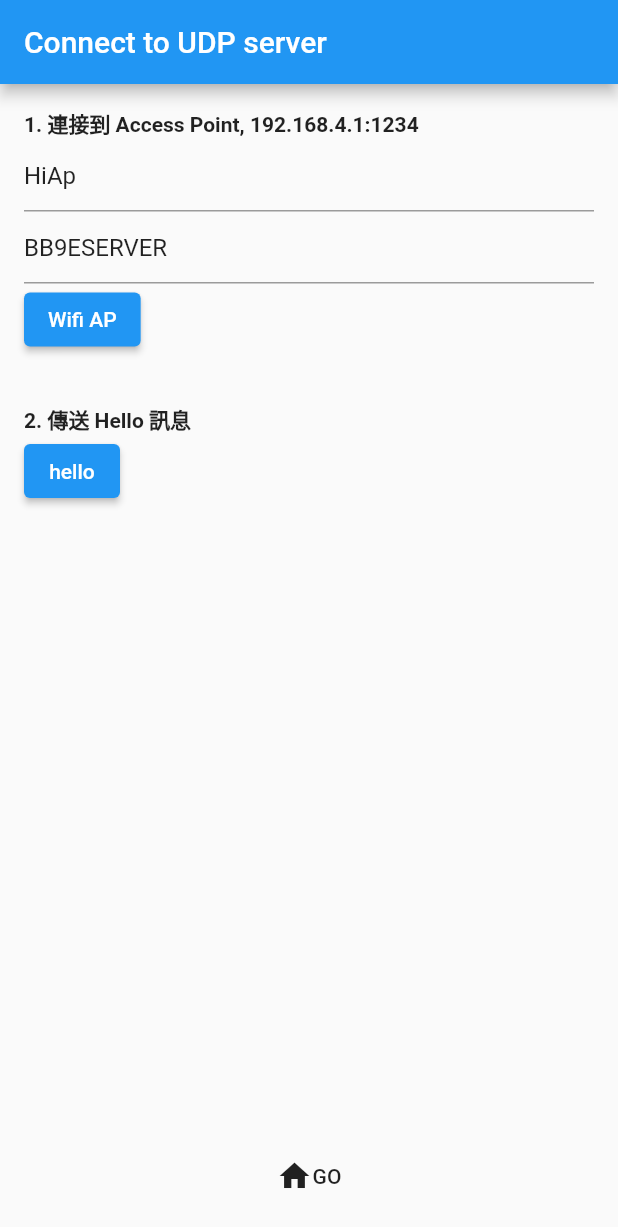
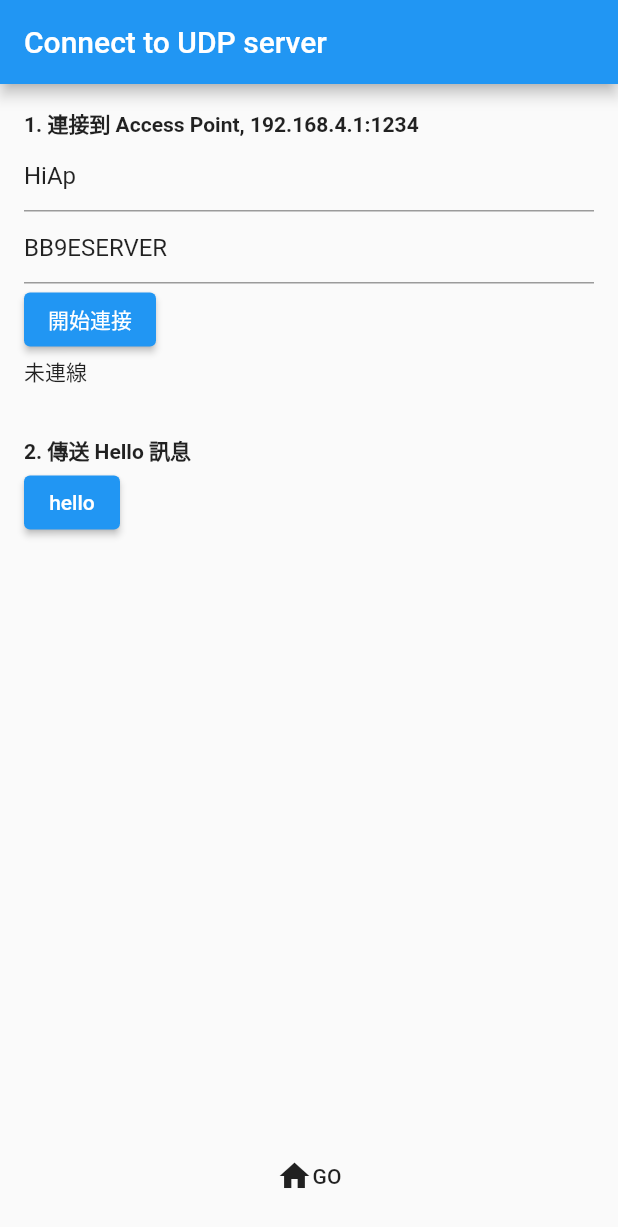
Before and after one commit to xunqun/flutter_arduino_wifi_udp, a Flutter app: the screen it shows after launch, on a phone screen of 412 x 824 dp. Shown: the top 1227 px of the screen. Run offline on Flutter 3.47's test engine with Material 2 defaults, Android fonts, the phone set to English and light mode, and no system bars; our stand-ins replace file_picker, permission_handler, shared_preferences, sn_progress_dialog; missing offline and left inert: wifi_iot.

Commit message:
Added ConnectState enum

```diff
--- /dev/null
+++ b/lib/constant/state.dart
@@ -0,0 +1,27 @@
+import 'dart:async';
+
+enum ConnectState{
+  idle, wificonnecting, wificonnected, tcpconnecting, tcpconnected,
+}
+
+// Singleton
+State state = State();
+
+class State{
+  StreamController<ConnectState> _connectStateController = StreamController<ConnectState>();
+  StreamSink<ConnectState> get _connectStateSink => _connectStateController.sink;
+  Stream<ConnectState> get _connectStateStream => _connectStateController.stream;
+  ConnectState connectState = ConnectState.idle;
+
+  State(){
+    setState(ConnectState.idle);
+  }
+
+  setState(ConnectState state){
+    if(state != connectState) {
+      connectState = state;
+      _connectStateSink.add(state);
+    }
+
+  }
+}
--- a/lib/manager/udp_manager.dart
+++ b/lib/manager/udp_manager.dart
@@ -9,6 +9,7 @@ UdpManager udpManager = UdpManager();
 
 class UdpManager extends ChangeNotifier {
   /// Target AP connect state
+  ///
   bool _isConnected = false;
   int _progress = 0;
 
--- a/lib/screen/screen_connect.dart
+++ b/lib/screen/screen_connect.dart
@@ -20,6 +20,7 @@ class _ConnectionScreenState extends State<ConnectionScreen> {
 
   final TextEditingController ssidController = TextEditingController(text: 'HiAp');
   final TextEditingController pwController = TextEditingController(text: 'BB9ESERVER');
+  String statusDescription = "未連線";
 
   @override
   Widget build(BuildContext context) {
@@ -50,7 +51,8 @@ class _ConnectionScreenState extends State<ConnectionScreen> {
                   onPressed: () {
                     connect();
                   },
-                  child: Text('Wifi AP')),
+                  child: Text('開始連接')),
+              Text(statusDescription),
               Padding(
                 padding: const EdgeInsets.only(top: 32.0),
                 child: Text('2. 傳送 Hello 訊息', style: TextStyle(fontWeight: FontWeight.bold)),
@@ -60,6 +62,7 @@ class _ConnectionScreenState extends State<ConnectionScreen> {
                     udpManager.write(const Utf8Codec().encode('Hello from client'));
                   },
                   child: Text('hello')),
+
               Spacer(),
               MaterialButton(
                   onPressed:  () {
```
Also changed, not shown: pubspec.lock, 1 other file.
